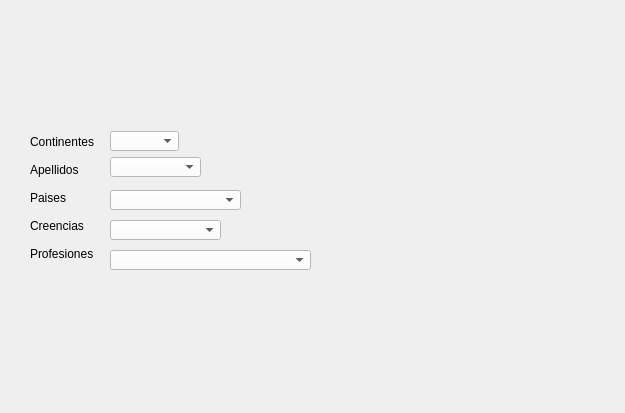
Old version of the form ventanapecadores.ui in the repository DavidCrgh/Tarea_Programa_Estructuras_2.
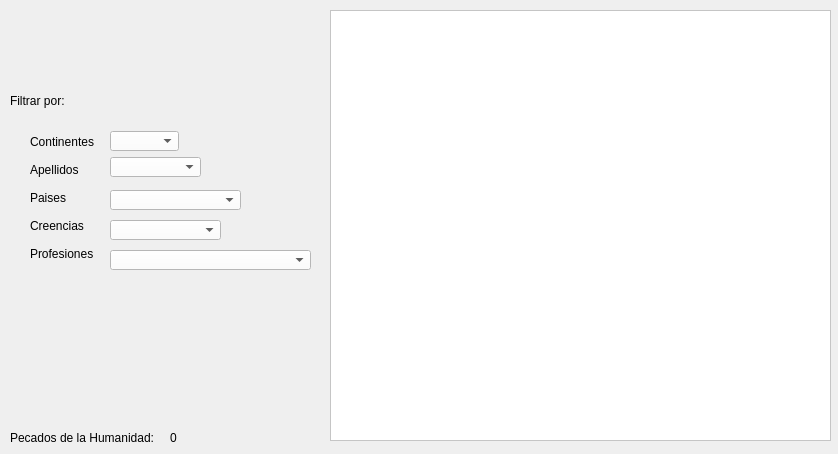
New version of the form. Icons and pictures are not drawn.

Patch:
```diff
--- a/ventanapecadores.ui
+++ b/ventanapecadores.ui
@@ -6,8 +6,8 @@
    <rect>
     <x>0</x>
     <y>0</y>
-    <width>625</width>
-    <height>413</height>
+    <width>838</width>
+    <height>454</height>
    </rect>
   </property>
   <property name="windowTitle">
@@ -173,6 +173,70 @@
      <string notr="true">background-color: rgb(255, 255, 255);</string>
     </property>
    </widget>
+   <widget class="QTextBrowser" name="textBrowser">
+    <property name="geometry">
+     <rect>
+      <x>330</x>
+      <y>10</y>
+      <width>501</width>
+      <height>431</height>
+     </rect>
+    </property>
+    <property name="styleSheet">
+     <string notr="true">background-color: rgb(255, 255, 255);</string>
+    </property>
+   </widget>
+   <widget class="QLabel" name="titulo">
+    <property name="geometry">
+     <rect>
+      <x>10</x>
+      <y>90</y>
+      <width>111</width>
+      <height>21</height>
+     </rect>
+    </property>
+    <property name="styleSheet">
+     <string notr="true">font: 14pt &quot;Californian FB&quot;;
+background-color: rgba(255, 255, 255, 0);</string>
+    </property>
+    <property name="text">
+     <string>Filtrar por:</string>
+    </property>
+   </widget>
+   <widget class="QLabel" name="pecados">
+    <property name="geometry">
+     <rect>
+      <x>10</x>
+      <y>430</y>
+      <width>161</width>
+      <height>16</height>
+     </rect>
+    </property>
+    <property name="styleSheet">
+     <string notr="true">font: 11pt &quot;Californian FB&quot;;
+background-color: rgba(255, 255, 255, 0);</string>
+    </property>
+    <property name="text">
+     <string>Pecados de la Humanidad: </string>
+    </property>
+   </widget>
+   <widget class="QLabel" name="sumaPecados">
+    <property name="geometry">
+     <rect>
+      <x>170</x>
+      <y>430</y>
+      <width>151</width>
+      <height>16</height>
+     </rect>
+    </property>
+    <property name="styleSheet">
+     <string notr="true">font: 11pt &quot;Californian FB&quot;;
+background-color: rgba(255, 255, 255, 0);</string>
+    </property>
+    <property name="text">
+     <string>0</string>
+    </property>
+   </widget>
   </widget>
  </widget>
  <resources>
```
